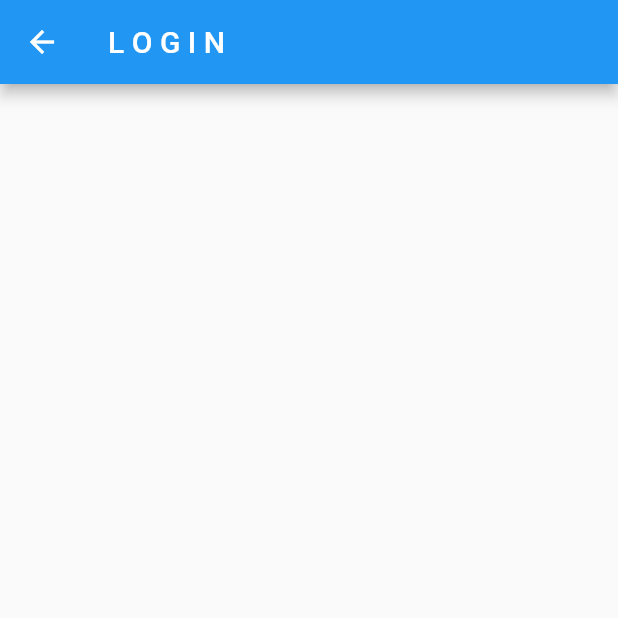
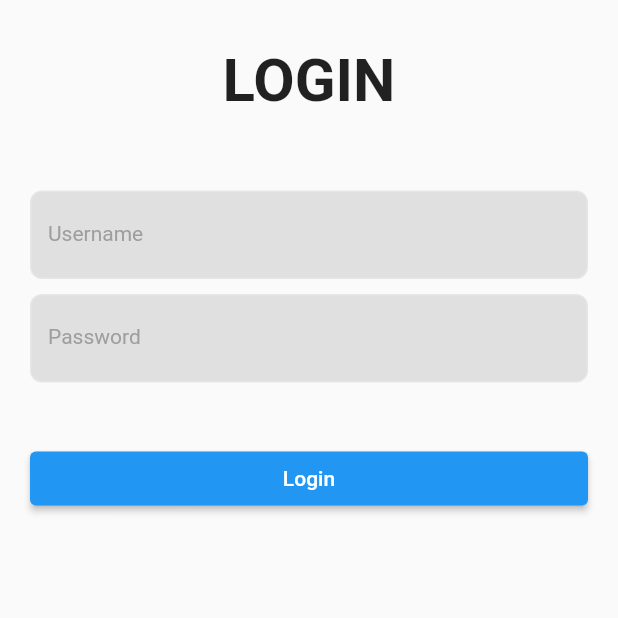
Before and after one commit to bekaDessalegn/Spare-Parts, a Flutter app: the LoginBlocPage screen opened directly, on a phone screen of 412 x 824 dp, the top half of it. Run offline on Flutter 3.47's test engine with Material 2 defaults, Android fonts, the phone set to English and light mode, and no system bars; drawn by our look-alikes of overlay_support; our stand-ins replace flutter_bloc, go_router, internet_connection_checker, shared_preferences, smooth_page_indicator; missing offline and left inert: colorful_iconify_flutter, iconify_flutter; accounts and stored records are empty; Roboto replaces fonts that are missing (Nunito).

Commit message:
my commit

```diff
--- a/lib/Authentication/bloc/login_bloc.dart
+++ b/lib/Authentication/bloc/login_bloc.dart
@@ -1,8 +1,28 @@
 import 'package:flutter_bloc/flutter_bloc.dart';
 import 'package:spare_parts/Authentication/bloc/login_event.dart';
 import 'package:spare_parts/Authentication/bloc/login_state.dart';
+import 'package:spare_parts/Authentication/repository/login_bloc_repo.dart';
 
 class LoginBloc extends Bloc<LoginEvent, LoginState>{
-  LoginBloc(super.initialState);
+
+  final LoginBlocRepository loginBlocRepository;
+  LoginBloc(this.loginBlocRepository) : super(LoginInitialState()){
+    on<LoginClientEvent>(_onLoginClientEvent);
+  }
+
+  void _onLoginClientEvent(LoginClientEvent event, Emitter emit) async{
+
+    emit(LoginLoadingState());
+    await Future.delayed(Duration(seconds: 2));
+
+    try{
+      await loginBlocRepository.loginClient(event.loginBlocModel);
+      emit(LoginPassedState());
+    }
+    catch(e){
+      emit(LoginFailedState());
+    }
+  }
+
 
 }
--- a/lib/Authentication/bloc/login_event.dart
+++ b/lib/Authentication/bloc/login_event.dart
@@ -1 +1,8 @@
+import 'package:spare_parts/Authentication/model/login_bloc_model.dart';
+
 abstract class LoginEvent{}
+
+class LoginClientEvent extends LoginEvent{
+  final LoginBlocModel loginBlocModel;
+  LoginClientEvent(this.loginBlocModel);
+}
--- a/lib/Authentication/bloc/login_state.dart
+++ b/lib/Authentication/bloc/login_state.dart
@@ -1 +1,9 @@
 abstract class LoginState{}
+
+class LoginInitialState extends LoginState{}
+
+class LoginPassedState extends LoginState{}
+
+class LoginLoadingState extends LoginState{}
+
+class LoginFailedState extends LoginState{}
--- /dev/null
+++ b/lib/Authentication/dataprovider/login_bloc_data.dart
@@ -0,0 +1,16 @@
+import 'dart:convert';
+
+import 'package:spare_parts/Authentication/model/client_model.dart';
+import 'package:spare_parts/Authentication/model/login_bloc_model.dart';
+
+class LoginBlocData {
+  Future loginClient(LoginBlocModel loginBlocModel) async{
+
+      if(loginBlocModel.username == 'Beka D' && loginBlocModel.password == 'asdfghjk'){
+
+      }
+      else{
+        throw Exception();
+      }
+  }
+}
--- /dev/null
+++ b/lib/Authentication/model/client_model.dart
@@ -0,0 +1,20 @@
+class ClientModel{
+  final String username;
+  final String password;
+  final String amount;
+
+  ClientModel({required this.username, required this.password, required this.amount});
+
+  factory ClientModel.fromJson(Map<String, dynamic> json) =>
+      ClientModel(
+          username: json['username'],
+          password: json['password'],
+        amount: json['amount']
+      );
+
+  Map<String, dynamic> toJson() => {
+    'username' : username,
+    'password' : password,
+    'amount' : amount
+  };
+}
--- a/lib/Authentication/model/login_bloc_model.dart
+++ b/lib/Authentication/model/login_bloc_model.dart
@@ -1,3 +1,17 @@
 class LoginBlocModel{
+  final String username;
+  final String password;
 
+  LoginBlocModel({required this.username, required this.password});
+
+  factory LoginBlocModel.fromJson(Map<String, dynamic> json) =>
+      LoginBlocModel(
+          username: json['username'],
+          password: json['password']
+      );
+
+  Map<String, dynamic> toJson() => {
+    'username' : username,
+    'password' : password
+  };
 }
--- /dev/null
+++ b/lib/Authentication/repository/login_bloc_repo.dart
@@ -0,0 +1,16 @@
+import 'package:spare_parts/Authentication/dataprovider/login_bloc_data.dart';
+import 'package:spare_parts/Authentication/model/login_bloc_model.dart';
+
+class LoginBlocRepository{
+  LoginBlocData loginBlocData;
+  LoginBlocRepository(this.loginBlocData);
+
+  Future loginClient(LoginBlocModel loginBlocModel) async{
+    try{
+      await loginBlocData.loginClient(loginBlocModel);
+    }
+    catch(e){
+      throw Exception();
+    }
+  }
+}
--- a/lib/Authentication/screen/login_bloc_page.dart
+++ /dev/null
@@ -1,19 +0,0 @@
-import 'package:flutter/material.dart';
-
-class LoginBlocPage extends StatelessWidget {
-  const LoginBlocPage({Key? key}) : super(key: key);
-
-  @override
-  Widget build(BuildContext context) {
-    return Scaffold(
-      appBar: AppBar(
-        title: Text("L O G I N"),
-      ),
-      body: Column(
-        children: [
-
-        ],
-      ),
-    );
-  }
-}
--- /dev/null
+++ b/lib/Authentication/screen/login_page.dart
@@ -0,0 +1,183 @@
+import 'package:flutter/material.dart';
+import 'package:flutter_bloc/flutter_bloc.dart';
+import 'package:spare_parts/Authentication/bloc/login_bloc.dart';
+import 'package:spare_parts/Authentication/bloc/login_event.dart';
+import 'package:spare_parts/Authentication/bloc/login_state.dart';
+import 'package:spare_parts/Authentication/model/login_bloc_model.dart';
+import 'package:spare_parts/Authentication/screen/login_dashboard.dart';
+import 'package:spare_parts/Authentication/screen/widgets/loading_widget.dart';
+
+class LoginBlocPage extends StatefulWidget {
+
+  @override
+  State<LoginBlocPage> createState() => _LoginBlocPageState();
+}
+
+class _LoginBlocPageState extends State<LoginBlocPage> {
+  final _formkey = GlobalKey<FormState>();
+
+  final username = TextEditingController();
+
+  final password = TextEditingController();
+
+  @override
+  Widget build(BuildContext context) {
+    return Scaffold(
+      body: SafeArea(
+        child: BlocConsumer<LoginBloc, LoginState>(
+          listener: (_, state){
+            if(state is LoginFailedState){
+              buildErrorLayout();
+            }
+            else if(state is LoginPassedState){
+              clearTextData();
+              Navigator.push(context, MaterialPageRoute(builder: (context) => LoginBlocDashboard()));
+            }
+          },
+            builder: (_, state){
+              if(state is LoginLoadingState){
+                return LoadingWidget(child: buildInitialInput());
+              }
+              else{
+                return buildInitialInput();
+              }
+            }),
+      ),
+    );
+  }
+
+  Widget buildInitialInput() => SingleChildScrollView(
+    child: Form(
+      key: _formkey,
+      child: Column(
+        children: [
+          SizedBox(height: 30,),
+          Text("LOGIN", style: TextStyle(
+              fontSize: 40,
+              fontWeight: FontWeight.bold
+          ),),
+          SizedBox(height: 50,),
+          Container(
+            margin: EdgeInsets.symmetric(horizontal: 20),
+            child: TextFormField(
+              controller: username,
+              validator: (value){
+                if(value!.isEmpty){
+                  return "Value can not be empty";
+                }
+                else{
+                  return null;
+                }
+              },
+              style: TextStyle(color: Colors.black),
+              decoration: InputDecoration(
+                filled: true,
+                fillColor: Colors.grey[300],
+                hintText: "",
+                hintStyle: TextStyle(
+                  color: Colors.grey,
+                  fontSize: 14,
+                  fontFamily: 'Nunito',
+                  letterSpacing: 0.1,
+                ),
+                labelText: "Username",
+                labelStyle: TextStyle(
+                  color: Colors.grey,
+                  fontSize: 14,
+                  fontFamily: 'Nunito',
+                  letterSpacing: 0,
+                ),
+                border: OutlineInputBorder(
+                    borderRadius: BorderRadius.circular(8),
+                    borderSide:
+                    BorderSide(color: Colors.white)),
+                errorBorder: OutlineInputBorder(
+                  borderRadius: BorderRadius.circular(8),
+                  borderSide: BorderSide(color: Colors.red),
+                ),
+                enabledBorder: OutlineInputBorder(
+                  borderRadius: BorderRadius.circular(8),
+                  borderSide: BorderSide(
+                    color: Colors.white.withOpacity(0.2),
+                  ),
+                ),
+              ),
+            ),
+          ),
+          SizedBox(height: 10,),
+          Container(
+            margin: EdgeInsets.symmetric(horizontal: 20),
+            child: TextFormField(
+              controller: password,
+              validator: (value){
+                if(value!.isEmpty){
+                  return "Value can not be empty";
+                }
+                else{
+                  return null;
+                }
+              },
+              style: TextStyle(color: Colors.black),
+              decoration: InputDecoration(
+                filled: true,
+                fillColor: Colors.grey[300],
+                hintText: "",
+                hintStyle: TextStyle(
+                  color: Colors.grey,
+                  fontSize: 14,
+                  fontFamily: 'Nunito',
+                  letterSpacing: 0.1,
+                ),
+                labelText: "Password",
+                labelStyle: TextStyle(
+                  color: Colors.grey,
+                  fontSize: 14,
+                  fontFamily: 'Nunito',
+                  letterSpacing: 0,
+                ),
+                border: OutlineInputBorder(
+                    borderRadius: BorderRadius.circular(8),
+                    borderSide:
+                    BorderSide(color: Colors.white)),
+                errorBorder: OutlineInputBorder(
+                  borderRadius: BorderRadius.circular(8),
+                  borderSide: BorderSide(color: Colors.red),
+                ),
+                enabledBorder: OutlineInputBorder(
+                  borderRadius: BorderRadius.circular(8),
+                  borderSide: BorderSide(
+                    color: Colors.white.withOpacity(0.2),
+                  ),
+                ),
+              ),
+            ),
+          ),
+          SizedBox(height: 40,),
+          Container(
+            width: double.infinity,
+            margin: EdgeInsets.symmetric(horizontal: 20),
+            child: ElevatedButton(
+                onPressed: (){
+                  if(_formkey.currentState!.validate()){
+                    final login = BlocProvider.of<LoginBloc>(context);
+                    login..add(LoginClientEvent(LoginBlocModel(username: username.text, password: password.text)));
+                  }
+                }, child: Text("Login")),
+          )
+        ],
+      ),
+    ),
+  );
+
+  ScaffoldFeatureController buildErrorLayout() =>
+      ScaffoldMessenger.of(context).showSnackBar(
+        const SnackBar(
+          content: Text('Please enter the correct credentials'),
+        ),
+      );
+
+  clearTextData() {
+    username.clear();
+    password.clear();
+  }
+}
--- a/lib/main.dart
+++ b/lib/main.dart
@@ -5,6 +5,10 @@ import 'package:flutter_bloc/flutter_bloc.dart';
 import 'package:go_router/go_router.dart';
 import 'package:overlay_support/overlay_support.dart';
 import 'package:shared_preferences/shared_preferences.dart';
+import 'package:spare_parts/Authentication/bloc/login_bloc.dart';
+import 'package:spare_parts/Authentication/dataprovider/login_bloc_data.dart';
+import 'package:spare_parts/Authentication/repository/login_bloc_repo.dart';
+import 'package:spare_parts/Authentication/screen/login_page.dart';
 import 'package:spare_parts/InternetConnection/internet_connection_page.dart';
 import 'package:spare_parts/LoggedIn/LoggedInSplashView.dart';
 import 'package:spare_parts/LoggedIn/LoginPage.dart';
@@ -37,13 +41,18 @@ void main() async {
 
 class TheApp extends StatelessWidget {
   final router = GoRouter(
-    initialLocation: '/Internet',
+    initialLocation: '/login_bloc',
     urlPathStrategy: UrlPathStrategy.path,
       routes: [
         GoRoute(
             path: '/Internet',
             pageBuilder: (context, state) =>
                 MaterialPage(key: state.pageKey, child: InternetChecker())
+        ),
+        GoRoute(
+            path: '/login_bloc',
+            pageBuilder: (context, state) =>
+                MaterialPage(key: state.pageKey, child: LoginBlocPage())
         ),
         GoRoute(
             path: '/',
@@ -76,12 +85,14 @@ class TheApp extends StatelessWidget {
           )));
 
   final contentRepository = DataRepository(DataProvider());
+  final loginRepository = LoginBlocRepository(LoginBlocData());
 
   @override
   Widget build(BuildContext context) {
     return MultiBlocProvider(
       providers: [
         BlocProvider(create: (_) => BoxContentBloc(contentRepository)..add(LoadAllBoxContents())),
+        BlocProvider(create: (_) => LoginBloc(loginRepository))
       ],
       child: OverlaySupport.global(
         child: MaterialApp.router(
```
Also changed, not shown: lib/Authentication/screen/login_dashboard.dart (added, +15 -0 lines), lib/Authentication/screen/widgets/loading_widget.dart (added, +31 -0 lines).
